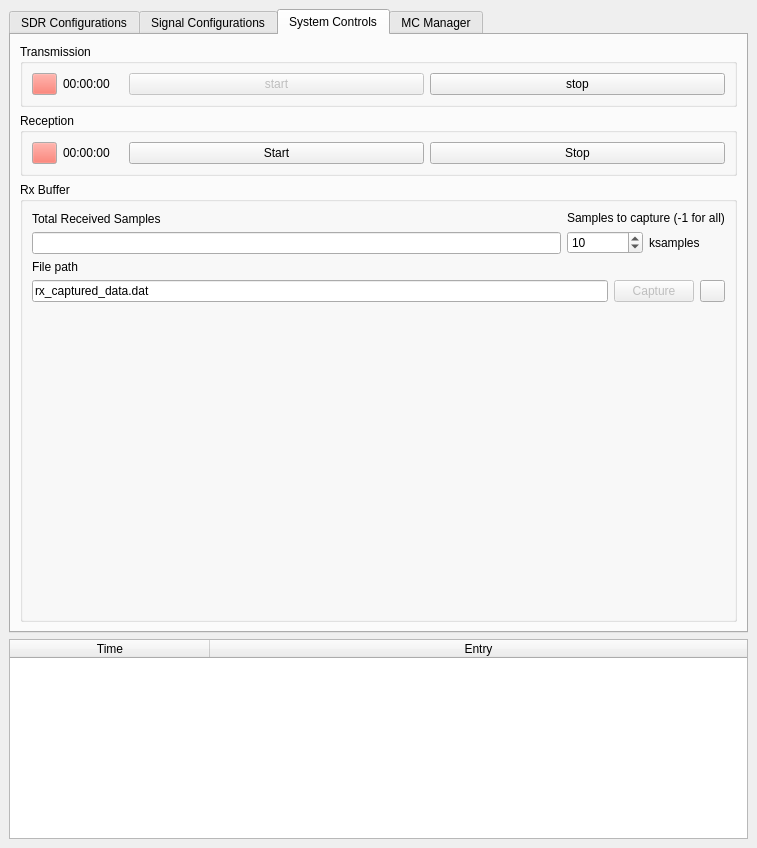
Before: the Qt Designer form caa_project/maingui.ui in jranstrom/usrp_caa_ui, drawn with Qt 5.
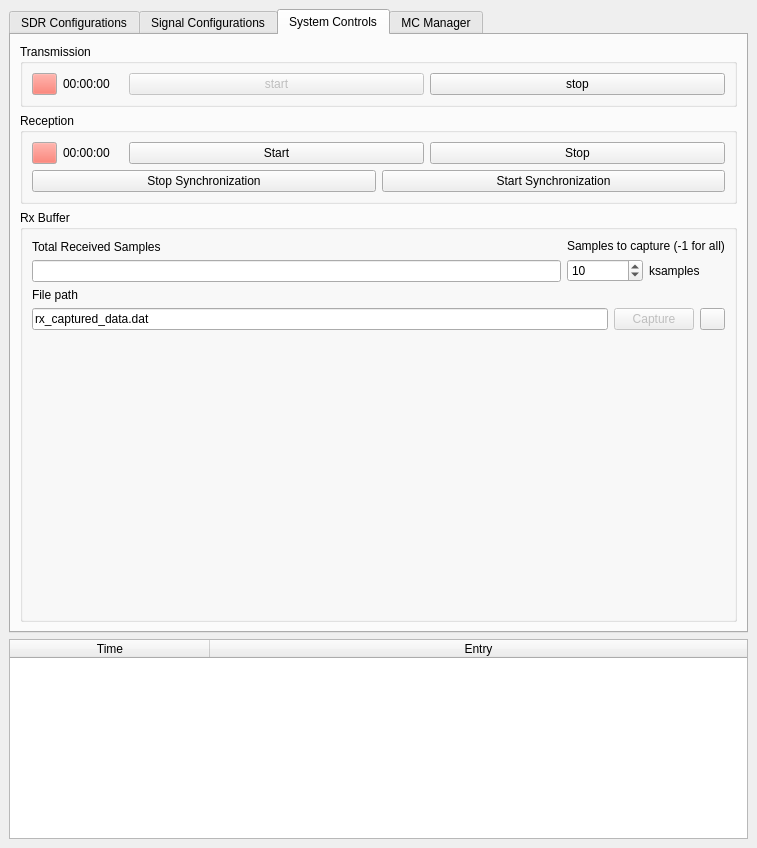
After: the same form once the commit is applied. The open tabs and pages were chosen to show the change. Custom widgets are drawn as their Qt base class.

Commit message: Started implementation of synchronization function

```diff
--- a/caa_project/maingui.ui
+++ b/caa_project/maingui.ui
@@ -654,6 +654,24 @@
                </item>
               </layout>
              </item>
+             <item>
+              <layout class="QHBoxLayout" name="horizontalLayout_4">
+               <item>
+                <widget class="QPushButton" name="pushButton_3">
+                 <property name="text">
+                  <string>Stop Synchronization</string>
+                 </property>
+                </widget>
+               </item>
+               <item>
+                <widget class="QPushButton" name="pushButton_2">
+                 <property name="text">
+                  <string>Start Synchronization</string>
+                 </property>
+                </widget>
+               </item>
+              </layout>
+             </item>
             </layout>
            </widget>
           </item>
```
Left out of the diff: 2 changed lines with no effect on the pictures. The commit also changes 4 other files.
